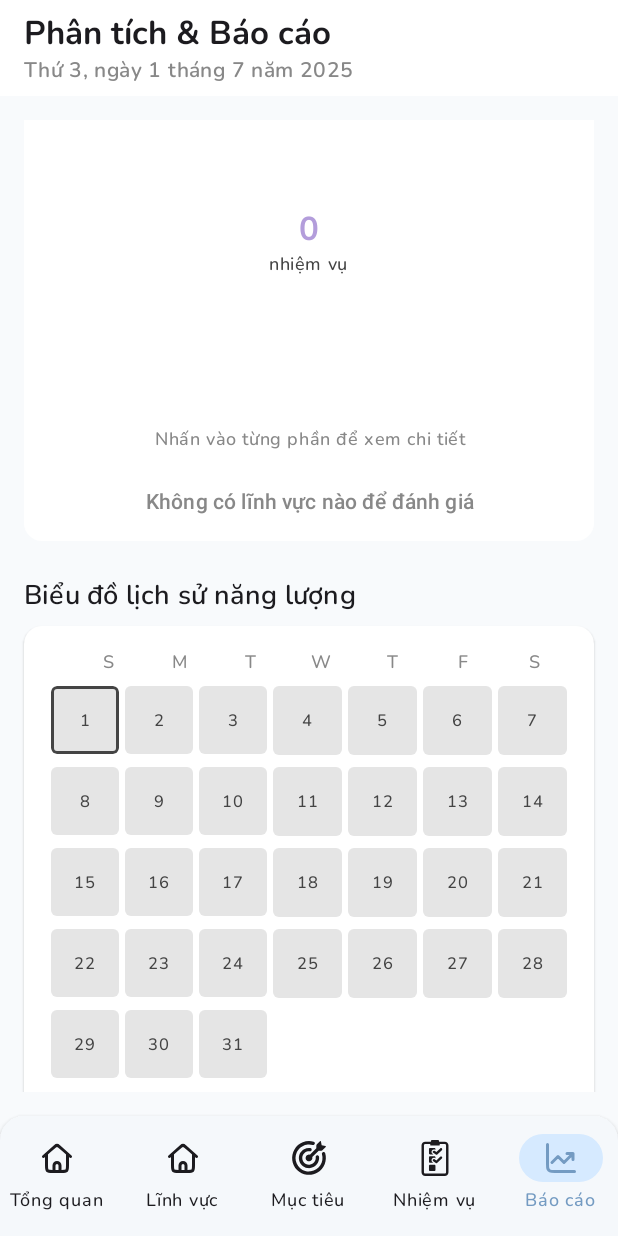
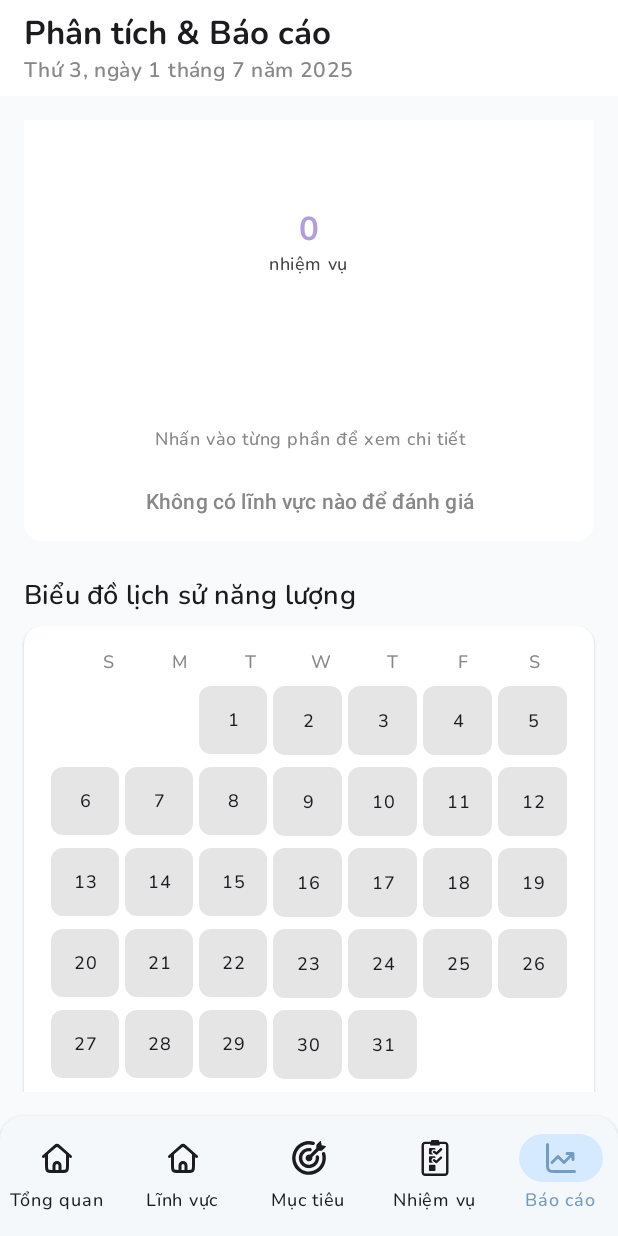
Before and after one commit to bichnhan2701/Equilibrium_Application, an Android app built with Jetpack Compose: the Dashboard screen opened through its navigation route, item 5 of the bottom bar chosen, scrolled down 453 dp, on a phone screen of 412 x 824 dp. Run offline under Robolectric (Android 15) with nearby library versions, the phone set to English and light mode, and no system bars; our stand-ins replace Dagger/Hilt's generated code, Firebase (no records; nobody signed in at launch, a user with empty details on screens opened directly).

Commit message:
Finish UI app

```diff
--- a/WorkLifeBalance/app/src/main/java/com/example/worklifebalance/data/local/WorkLifeBalanceDatabase.kt
+++ b/WorkLifeBalance/app/src/main/java/com/example/worklifebalance/data/local/WorkLifeBalanceDatabase.kt
@@ -18,7 +18,7 @@ import com.example.worklifebalance.data.local.entity.*
         RestSessionEntity::class,
         RecoveryActivityEntity::class
     ],
-    version = 7,
+    version = 8,
     exportSchema = false
 )
 @TypeConverters(ListLongConverter::class, ULongConverter::class)
--- a/WorkLifeBalance/app/src/main/java/com/example/worklifebalance/data/local/entity/RecoveryActivityEntity.kt
+++ b/WorkLifeBalance/app/src/main/java/com/example/worklifebalance/data/local/entity/RecoveryActivityEntity.kt
@@ -7,7 +7,7 @@ import androidx.room.PrimaryKey
 data class RecoveryActivityEntity(
     @PrimaryKey val id: String,
     val name: String,
-    val description: String?,
+    val description: String = "",
     val durationInMinutes: Int,
     val colorHex: ULong // Store color as hex value
 )
--- a/WorkLifeBalance/app/src/main/java/com/example/worklifebalance/domain/model/RecoveryActivity.kt
+++ b/WorkLifeBalance/app/src/main/java/com/example/worklifebalance/domain/model/RecoveryActivity.kt
@@ -5,7 +5,7 @@ import androidx.compose.ui.graphics.Color
 data class RecoveryActivity(
     val id: String,
     val name: String,
-    val description: String? = "",
+    val description: String = "",
     val durationInMinutes: Int,
     val color: Color,
 )
--- a/WorkLifeBalance/app/src/main/java/com/example/worklifebalance/ui/component/analytics/EnergyHeatmapChart.kt
+++ b/WorkLifeBalance/app/src/main/java/com/example/worklifebalance/ui/component/analytics/EnergyHeatmapChart.kt
@@ -86,18 +86,22 @@ fun EnergyHeatmapChart(
             }
 
             // Heatmap grid
+            val firstDayOfWeek = startOfMonth.dayOfWeek.value % 7 // 0=Sunday, 1=Monday, ..., 6=Saturday
+            val daysInMonth = today.lengthOfMonth()
+            val totalCells = ceil((firstDayOfWeek + daysInMonth) / 7.0).toInt() * 7
+            var dayCounter = 1
             Column(
                 modifier = Modifier.fillMaxWidth()
             ) {
-                for (weekIndex in 0 until weeksToShow) {
+                for (cellIndex in 0 until totalCells step 7) {
                     Row(
                         modifier = Modifier
                             .fillMaxWidth()
                             .padding(vertical = 2.dp)
                     ) {
                         for (dayOfWeek in 0..6) {
-                            val cellDate = startDate.plusDays((weekIndex * 7 + dayOfWeek).toLong())
-                            if (cellDate.isBefore(startDate) || cellDate.isAfter(endDate)) {
+                            val gridIndex = cellIndex + dayOfWeek
+                            if (gridIndex < firstDayOfWeek || dayCounter > daysInMonth) {
                                 Box(
                                     modifier = Modifier
                                         .weight(1f)
@@ -105,6 +109,7 @@ fun EnergyHeatmapChart(
                                         .padding(2.dp)
                                 )
                             } else {
+                                val cellDate = startOfMonth.plusDays((dayCounter - 1).toLong())
                                 val energyLevel = (energyData[cellDate] ?: -1).toFloat()
                                 val color = when {
                                     energyLevel == -1f -> Color.LightGray.copy(alpha = 0.5f)
@@ -113,29 +118,22 @@ fun EnergyHeatmapChart(
                                     energyLevel in 71f..100f -> Green.copy(alpha = 0.2f + (energyLevel / 100f) * 0.8f)
                                     else -> Color.LightGray.copy(alpha = 0.5f)
                                 }
-
                                 Box(
+                                    contentAlignment = Alignment.Center,
                                     modifier = Modifier
                                         .weight(1f)
                                         .aspectRatio(1f)
                                         .padding(2.dp)
-                                        .clip(androidx.compose.foundation.shape.RoundedCornerShape(4.dp))
-                                        .background(color)
-                                        .border(
-                                            width = if (cellDate == today) 2.dp else 0.dp,
-                                            color = if (cellDate == today) Color.DarkGray else Color.Transparent,
-                                            shape = androidx.compose.foundation.shape.RoundedCornerShape(
-                                                4.dp
-                                            )
-                                        ),
-                                    contentAlignment = Alignment.Center
+                                        .background(color, shape = MaterialTheme.shapes.small)
                                 ) {
                                     Text(
-                                        text = cellDate.dayOfMonth.toString(),
-                                        style = MaterialTheme.typography.labelSmall,
-                                        color = Color.DarkGray
+                                        text = dayCounter.toString(),
+                                        style = MaterialTheme.typography.bodySmall,
+                                        color = MaterialTheme.colorScheme.onSurface,
+                                        textAlign = TextAlign.Center
                                     )
                                 }
+                                dayCounter++
                             }
                         }
                     }
--- a/WorkLifeBalance/app/src/main/java/com/example/worklifebalance/ui/component/restsuggestion/RecoveryActivityDetailCard.kt
+++ b/WorkLifeBalance/app/src/main/java/com/example/worklifebalance/ui/component/restsuggestion/RecoveryActivityDetailCard.kt
@@ -158,7 +158,7 @@ fun RecoveryActivityDetailCard(
                 Spacer(modifier = Modifier.height(16.dp))
                 // Description
                 Text(
-                    text = activity.description.toString(),
+                    text = activity.description,
                     style = MaterialTheme.typography.bodyMedium,
                     textAlign = TextAlign.Center,
                     color = Color.DarkGray
--- a/WorkLifeBalance/app/src/main/java/com/example/worklifebalance/ui/screen/Dashboard.kt
+++ b/WorkLifeBalance/app/src/main/java/com/example/worklifebalance/ui/screen/Dashboard.kt
@@ -35,12 +35,15 @@ import com.example.worklifebalance.ui.component.common.GoalsSection
 import kotlinx.coroutines.DelicateCoroutinesApi
 import kotlinx.coroutines.launch
 import com.example.worklifebalance.R
+import com.example.worklifebalance.domain.model.TaskDifficulty
 import com.example.worklifebalance.domain.model.autoGoalType
 import com.example.worklifebalance.domain.model.progress
 import com.example.worklifebalance.ui.component.common.AddDomainDialog
+import com.example.worklifebalance.ui.component.common.AddTaskDialog
 import com.example.worklifebalance.ui.component.common.AddGoalDialog
 import com.example.worklifebalance.ui.component.common.EmptyPlaceholder
 import com.example.worklifebalance.ui.component.restsuggestion.ReminderToast
+import com.example.worklifebalance.ui.component.task.TaskFilterByDifficultyBar
 import kotlinx.coroutines.delay
 
 @OptIn(DelicateCoroutinesApi::class)
@@ -67,6 +70,7 @@ fun Dashboard(
     var showAddNewGoalPopup by remember { mutableStateOf(false) }
     var showAddNewDomainPopup by remember { mutableStateOf(false) }
     var showSuggestionPopup by remember { mutableStateOf(false) }
+    var showAddNewTaskPopup by remember { mutableStateOf(false) }
     val coroutineScope = rememberCoroutineScope()
     var showReminderToast by remember { mutableStateOf(false) }
     var reminderTimesReloadKey by remember { mutableIntStateOf(0) }
@@ -225,6 +229,16 @@ fun Dashboard(
         filtered
     }
 
+    // State for difficulty filter
+    var selectedDifficulty by remember { mutableStateOf<TaskDifficulty?>(null) }
+    // Filter tasks by selected difficulty
+    val filteredTodayTasks = remember(todayTasks, selectedDifficulty) {
+        if (selectedDifficulty == null) todayTasks
+        else todayTasks.filter { task ->
+            TaskDifficulty.fromString(task.difficulty) == selectedDifficulty
+        }
+    }
+
     Scaffold (
         topBar = {
             DashboardHeader(
@@ -326,7 +340,7 @@ fun Dashboard(
                                 )
                             } else {
                                 EmptyCard(
-                                    modifier = Modifier.weight(1f),
+                                    modifier = Modifier.weight(1f).height(150.dp),
                                     title = "Năng lượng",
                                     message = "Bạn chưa cập nhật năng lượng.",
                                     onEdit = { showDialog = true }
@@ -352,9 +366,16 @@ fun Dashboard(
             }
             if (todayTasks.isNotEmpty()) {
                 item {
+                    // Task difficulty filter bar
+                    TaskFilterByDifficultyBar(
+                        selectedFilter = selectedDifficulty,
+                        onFilterSelected = { selectedDifficulty = it }
+                    )
+                }
+                item {
                     TasksSection(
                         titleTasksSection = "Nhiệm vụ hôm nay",
-                        tasks = todayTasks,
+                        tasks = filteredTodayTasks,
                         domains = domains,
                         goals = goals,
                         executions = executions,
@@ -566,7 +587,10 @@ fun Dashboard(
                 showAddNewPopup = false
                 showAddNewGoalPopup = true
             },
-            onAddTask = { showAddNewPopup = false  }
+            onAddTask = {
+                showAddNewPopup = false
+                showAddNewTaskPopup = true
+            }
         )
     }
     if (showAddNewGoalPopup) {
@@ -586,6 +610,17 @@ fun Dashboard(
                 showAddNewDomainPopup = false
             },
             onDismiss = { showAddNewDomainPopup = false }
+        )
+    }
+    if (showAddNewTaskPopup) {
+        AddTaskDialog(
+            domains = domains,
+            goals= goals,
+            onAdd = { task ->
+                taskViewModel.insertTask(task)
+                showAddNewTaskPopup = false
+            },
+            onDismiss = { showAddNewTaskPopup = false }
         )
     }
     // Reminder Toast theo khung giờ tùy chỉnh
--- a/WorkLifeBalance/app/src/main/java/com/example/worklifebalance/ui/screen/RestSuggestion.kt
+++ b/WorkLifeBalance/app/src/main/java/com/example/worklifebalance/ui/screen/RestSuggestion.kt
@@ -84,7 +84,7 @@ fun RestSuggestion(
     }
 
     val restHistory by restSessionViewModel.restHistory.collectAsState()
-    val currentEnergy = energyViewModel.latestEnergy.collectAsState().value?.energy ?: 75
+    val currentEnergy = energyViewModel.latestEnergy.collectAsState().value
     val userRecoveryActivities = recoveryActivityViewModel.recoveryActivities.collectAsState().value
     val recoveryActivities = sampleRecoveryActivities
     var selectedActivity by remember { mutableStateOf<RecoveryActivity?>(null) }
@@ -182,7 +182,7 @@ fun RestSuggestion(
                 TimeSessionInfoCard(
                     currentRestTime = totalRestToday,
                     lastRestTime = lastRestDisplay,
-                    currentEnergy = currentEnergy
+                    currentEnergy = currentEnergy?.energy ?: 0
                 )
                 Spacer(modifier = Modifier.height(12.dp))
             }
```
Also changed, not shown: WorkLifeBalance/app/src/main/java/com/example/worklifebalance/ui/component/task/TaskFilterByDifficultyBar.kt (added, +92 -0 lines), WorkLifeBalance/app/src/main/java/com/example/worklifebalance/ui/screen/TaskManagement.kt (+4 -3 lines).
